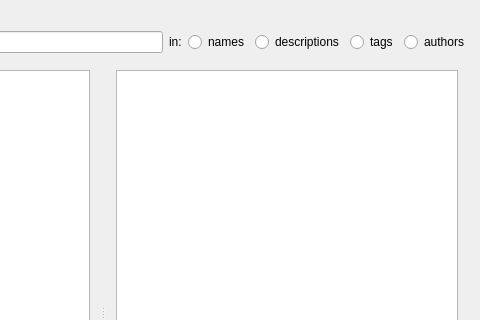
Qt form src/ui/qgspluginmanagerbase.ui (qgis/QGIS) before a commit; both pictures show x 332 to 812 and y 0 to 320 of the 812 by 610 pixel window.
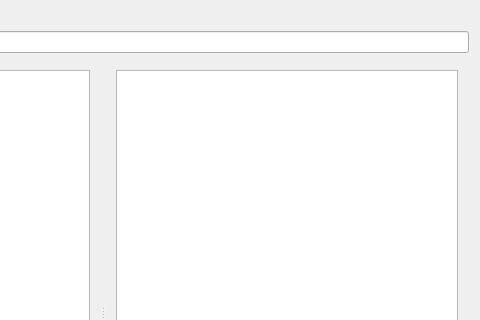
The same form after that commit. Icons and pictures are not drawn. Custom widgets are drawn as their Qt base class.

Commit message: [Plugin Manager] Simplify the filter behaviour: always search in names + descriptions + authors + tags. Additionally, a tag: prefix to search in tags only

Patch:
```diff
--- a/src/ui/qgspluginmanagerbase.ui
+++ b/src/ui/qgspluginmanagerbase.ui
@@ -305,47 +305,6 @@
                </property>
               </widget>
              </item>
-             <item>
-              <widget class="QLabel" name="lblIn">
-               <property name="sizePolicy">
-                <sizepolicy hsizetype="Preferred" vsizetype="Fixed">
-                 <horstretch>0</horstretch>
-                 <verstretch>0</verstretch>
-                </sizepolicy>
-               </property>
-               <property name="text">
-                <string>in:</string>
-               </property>
-              </widget>
-             </item>
-             <item>
-              <widget class="QRadioButton" name="rbFilterNames">
-               <property name="text">
-                <string>names</string>
-               </property>
-              </widget>
-             </item>
-             <item>
-              <widget class="QRadioButton" name="rbFilterDescriptions">
-               <property name="text">
-                <string>descriptions</string>
-               </property>
-              </widget>
-             </item>
-             <item>
-              <widget class="QRadioButton" name="rbFilterTags">
-               <property name="text">
-                <string>tags</string>
-               </property>
-              </widget>
-             </item>
-             <item>
-              <widget class="QRadioButton" name="rbFilterAuthors">
-               <property name="text">
-                <string>authors</string>
-               </property>
-              </widget>
-             </item>
             </layout>
            </item>
            <item>
```
Left out of the diff: 4 changed lines with no effect on the pictures. The commit also changes 4 other files.
